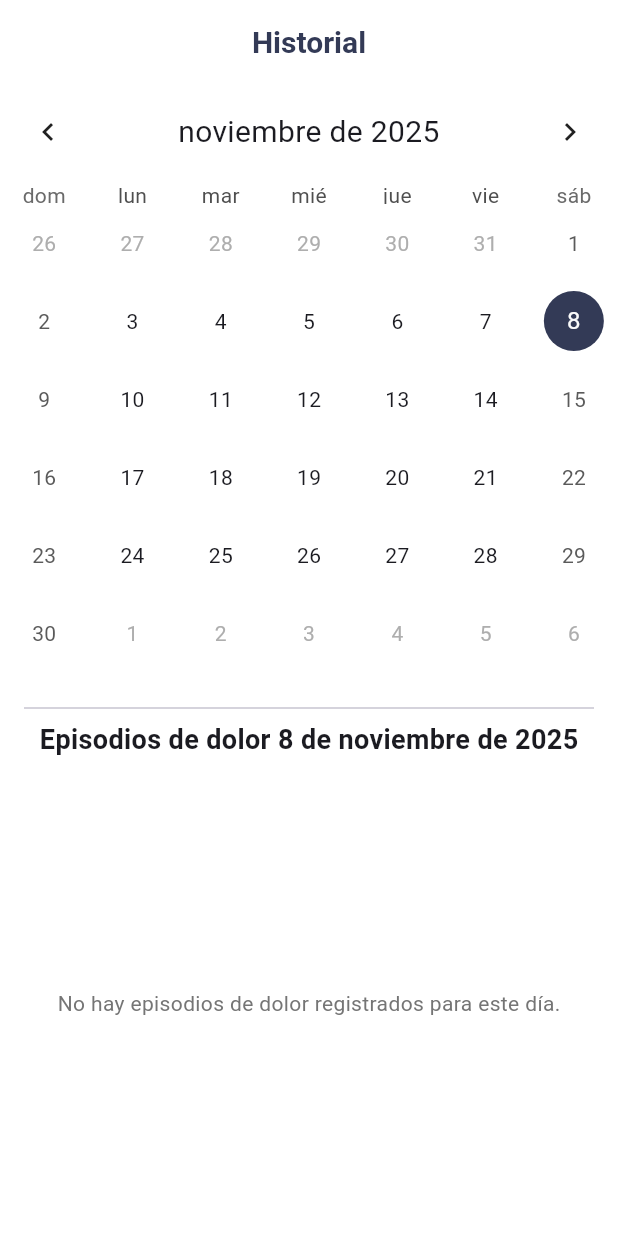
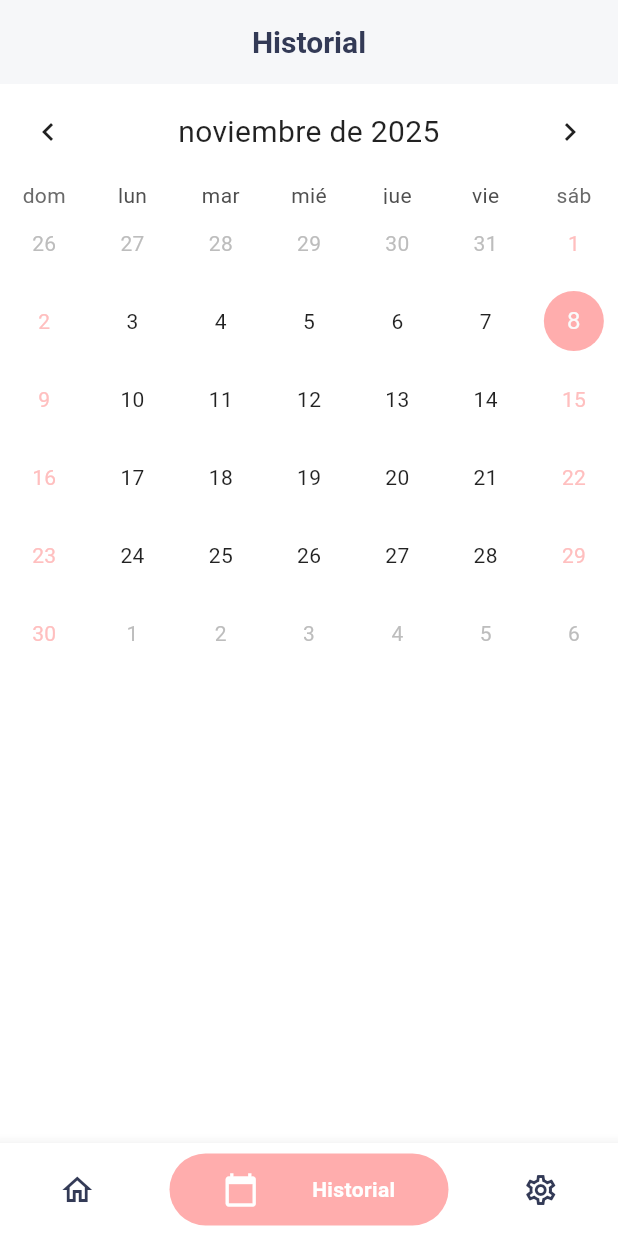
Before and after one commit to janisepulveda/auna, a Flutter app: the MainScaffold screen opened directly, item 2 of the bottom bar chosen, on a phone screen of 412 x 824 dp. Run offline on Flutter 3.47's test engine with Material 3 defaults, Android fonts, the phone set to English and light mode, and no system bars; drawn by our look-alikes of bubble_bottom_bar, table_calendar; our stand-ins replace pdf, permission_handler, shared_preferences; missing offline and left inert: flutter_reactive_ble, open_file_plus; accounts and stored records are empty.

Commit message:
arreglar barra de navegacion

```diff
--- a/auna_app/lib/history_screen.dart
+++ b/auna_app/lib/history_screen.dart
@@ -1,9 +1,9 @@
 // lib/history_screen.dart
-import 'package:flutter/material.dart';
+import 'package:flutter/material.dart'; // <-- ¡ESTA ES LA LÍNEA MÁS IMPORTANTE!
 import 'package:provider/provider.dart';
 import 'package:table_calendar/table_calendar.dart';
 import 'package:intl/intl.dart';
-import 'package:intl/date_symbol_data_local.dart'; // Necesario para inicializar 'intl'
+import 'package:intl/date_symbol_data_local.dart';
 import 'user_provider.dart';
 
 class HistoryScreen extends StatefulWidget {
@@ -16,21 +16,25 @@ class HistoryScreen extends StatefulWidget {
 class _HistoryScreenState extends State<HistoryScreen> {
   DateTime _focusedDay = DateTime.now();
   DateTime? _selectedDay;
-  List<CrisisModel> _selectedDayCrises = []; // Lista para guardar las crisis del día
+  List<CrisisModel> _selectedDayCrises = [];
+
+  // --- Tu color Rosado de Flor de Loto ---
+  final Color lotusPink = const Color(0xFFFFADAD);
 
   @override
   void initState() {
     super.initState();
     _selectedDay = _focusedDay;
     initializeDateFormatting('es_CL', null);
-    // Cargamos las crisis del día actual al iniciar
     WidgetsBinding.instance.addPostFrameCallback((_) {
+      if(mounted) { // Agregamos un chequeo de seguridad
         _updateSelectedDayCrises(_selectedDay!);
+      }
     });
   }
 
-  // Función para obtener las crisis del día seleccionado desde el Provider
   void _updateSelectedDayCrises(DateTime selectedDay) {
+    if(!mounted) return; // Chequeo de seguridad
     final userProvider = Provider.of<UserProvider>(context, listen: false);
     setState(() {
       _selectedDayCrises = userProvider.registeredCrises.where((crisis) {
@@ -39,26 +43,97 @@ class _HistoryScreenState extends State<HistoryScreen> {
     });
   }
 
-  // Qué hacer cuando se toca un día en el calendario
   void _onDaySelected(DateTime selectedDay, DateTime focusedDay) {
-    if (!isSameDay(_selectedDay, selectedDay)) {
     setState(() {
       _selectedDay = selectedDay;
       _focusedDay = focusedDay;
-        _updateSelectedDayCrises(selectedDay); // Actualiza la lista de crisis
+      _updateSelectedDayCrises(selectedDay);
+    });
+
+    Future.delayed(const Duration(milliseconds: 100), () {
+      if (mounted) { // Chequeo de seguridad
+        _showCrisisDetailSheet(selectedDay);
+      }
     });
   }
+
+  void _showCrisisDetailSheet(DateTime day) {
+    showModalBottomSheet(
+      context: context,
+      isScrollControlled: true,
+      shape: const RoundedRectangleBorder(
+        borderRadius: BorderRadius.vertical(top: Radius.circular(20)),
+      ),
+      builder: (context) {
+        return DraggableScrollableSheet(
+          expand: false,
+          initialChildSize: 0.4,
+          minChildSize: 0.3,
+          maxChildSize: 0.6,
+          builder: (BuildContext context, ScrollController scrollController) {
+            return Container(
+              padding: const EdgeInsets.all(16.0),
+              child: Column(
+                crossAxisAlignment: CrossAxisAlignment.start,
+                children: [
+                  Center(
+                    child: Container(
+                      width: 40,
+                      height: 5,
+                      decoration: BoxDecoration(
+                        color: Colors.grey[300],
+                        borderRadius: BorderRadius.circular(10),
+                      ),
+                    ),
+                  ),
+                  const SizedBox(height: 16),
+                  Text(
+                    "Episodios del ${DateFormat.yMMMMd('es_CL').format(day)}",
+                    style: const TextStyle(
+                      fontSize: 18,
+                      fontWeight: FontWeight.bold,
+                      color: Colors.black87,
+                    ),
+                  ),
+                  const Divider(color: Colors.black26),
+                  const SizedBox(height: 8),
+
+                  Expanded(
+                    child: _selectedDayCrises.isEmpty
+                        ? const Center(
+                            child: Text('No hay episodios registrados para este día.'),
+                          )
+                        : ListView.builder(
+                            controller: scrollController,
+                            itemCount: _selectedDayCrises.length,
+                            itemBuilder: (context, index) {
+                              final crisis = _selectedDayCrises[index];
+                              return _buildCrisisListItem(crisis);
+                            },
+                          ),
+                  ),
+                ],
+              ),
+            );
+          },
+        );
+      },
+    );
   }
+
 
   @override
   Widget build(BuildContext context) {
     return Scaffold(
+      backgroundColor: Colors.white,
       appBar: AppBar(
         title: const Text('Historial'),
+        backgroundColor: Colors.white,
+        elevation: 1,
+        foregroundColor: Colors.black,
       ),
       body: Column(
         children: [
-          // --- CALENDARIO ---
           TableCalendar(
             locale: 'es_CL',
             firstDay: DateTime.utc(2020, 1, 1),
@@ -67,65 +142,38 @@ class _HistoryScreenState extends State<HistoryScreen> {
             calendarFormat: CalendarFormat.month,
             selectedDayPredicate: (day) => isSameDay(_selectedDay, day),
             onDaySelected: _onDaySelected,
-            // Marcador de eventos (puntitos en los días con crisis)
             eventLoader: (day) {
-               // Necesitamos leer el provider aquí para los marcadores
+              // No es necesario leer el provider aquí si no lo usamos para 'builder'
+              // Lo leeremos dentro del _onDaySelected
               final userProvider = Provider.of<UserProvider>(context, listen: false);
-              return userProvider.registeredCrises.where((c) => isSameDay(c.date, day)).toList();
+              return userProvider.registeredCrises
+                  .where((c) => isSameDay(c.date, day))
+                  .toList();
             },
             headerStyle: const HeaderStyle(
               titleCentered: true,
               formatButtonVisible: false,
-              titleTextStyle: TextStyle(fontSize: 20.0),
+              titleTextStyle: TextStyle(fontSize: 20.0, color: Colors.black87),
+              leftChevronIcon: Icon(Icons.chevron_left, color: Colors.black87),
+              rightChevronIcon: Icon(Icons.chevron_right, color: Colors.black87),
             ),
             calendarStyle: CalendarStyle(
+              defaultTextStyle: const TextStyle(color: Colors.black87),
+              weekendTextStyle: TextStyle(color: lotusPink.withAlpha(200)),
+              outsideTextStyle: TextStyle(color: Colors.grey[400]),
               todayDecoration: BoxDecoration(
-                color: Theme.of(context).colorScheme.secondary.withOpacity(0.5),
+                color: Theme.of(context).colorScheme.secondary,
                 shape: BoxShape.circle,
               ),
               selectedDecoration: BoxDecoration(
-                color: Theme.of(context).colorScheme.primary,
+                color: lotusPink, // Día seleccionado en rosado
                 shape: BoxShape.circle,
               ),
-              markerDecoration: BoxDecoration( // Estilo de los puntitos
-                color: Theme.of(context).colorScheme.primary.withOpacity(0.7),
+              markerDecoration: BoxDecoration(
+                color: lotusPink.withAlpha(200), // Marcador de crisis en rosado
                 shape: BoxShape.circle,
               ),
-               markersMaxCount: 1, // Muestra solo un punto aunque haya varias crisis
-            ),
-          ),
-          // --- FIN DEL CALENDARIO ---
-
-          const SizedBox(height: 16),
-          const Divider(indent: 16, endIndent: 16),
-
-          // --- LISTA DE CRISIS DEL DÍA SELECCIONADO ---
-          Padding(
-            padding: const EdgeInsets.symmetric(horizontal: 16.0),
-            child: Text( // Mostramos la fecha seleccionada como título
-              "Episodios de dolor ${DateFormat.yMMMMd('es_CL').format(_selectedDay ?? DateTime.now())}",
-              style: const TextStyle(fontSize: 18, fontWeight: FontWeight.bold),
-            ),
-          ),
-          const SizedBox(height: 8),
-          Expanded(
-            child: _selectedDayCrises.isEmpty
-                // Mensaje si no hay crisis
-                ? Center(
-                    child: Text(
-                      'No hay episodios de dolor registrados para este día.',
-                      style: TextStyle(color: Colors.grey[600]),
-                    ),
-                  )
-                // Lista si hay crisis
-                : ListView.builder(
-                    padding: const EdgeInsets.symmetric(horizontal: 16.0),
-                    itemCount: _selectedDayCrises.length,
-                    itemBuilder: (context, index) {
-                      final crisis = _selectedDayCrises[index];
-                      // Usamos el widget que ya teníamos para mostrar cada crisis
-                      return _buildCrisisListItem(crisis);
-                    },
+              markersMaxCount: 1,
             ),
           ),
         ],
@@ -133,35 +181,44 @@ class _HistoryScreenState extends State<HistoryScreen> {
     );
   }
 
-   // Widget para mostrar cada item de la lista de crisis (lo copiamos de la versión anterior)
   Widget _buildCrisisListItem(CrisisModel crisis) {
     return Card(
       margin: const EdgeInsets.symmetric(vertical: 8),
+      elevation: 2,
       child: Padding(
         padding: const EdgeInsets.all(16.0),
         child: Row(
           children: [
-            // Columna para la hora y duración
             Column(
               crossAxisAlignment: CrossAxisAlignment.start,
               children: [
                 Text(
-                  DateFormat.Hm().format(crisis.date), // Formato 24h
-                  style: const TextStyle(fontWeight: FontWeight.bold, fontSize: 16),
+                  DateFormat.Hm().format(crisis.date),
+                  style: const TextStyle(
+                    fontWeight: FontWeight.bold,
+                    fontSize: 16,
+                    color: Colors.black87,
+                  ),
                 ),
                 const SizedBox(height: 4),
-                Text('${crisis.duration} segundos'),
+                Text(
+                  '${crisis.duration} min',
+                  style: const TextStyle(color: Colors.black54),
+                ),
               ],
             ),
             const Spacer(),
-            // Columna para la barra de intensidad y el número
             Row(
               children: [
                 _buildIntensityBar(crisis.intensity),
                 const SizedBox(width: 16),
                 Text(
                   crisis.intensity.toInt().toString(),
-                  style: const TextStyle(fontSize: 20, fontWeight: FontWeight.bold),
+                  style: const TextStyle(
+                    fontSize: 20,
+                    fontWeight: FontWeight.bold,
+                    color: Colors.black87,
+                  ),
                 ),
               ],
             )
@@ -171,7 +228,6 @@ class _HistoryScreenState extends State<HistoryScreen> {
     );
   }
 
-  // Widget para la barra de intensidad visual (lo copiamos de la versión anterior)
   Widget _buildIntensityBar(double intensity) {
     return Row(
       children: List.generate(10, (index) {
@@ -181,8 +237,8 @@ class _HistoryScreenState extends State<HistoryScreen> {
           margin: const EdgeInsets.symmetric(horizontal: 1),
           decoration: BoxDecoration(
             color: index < intensity
-                ? Theme.of(context).colorScheme.primary // Usamos el color primario del tema
-                : Colors.grey.shade300, // Color para las barras vacías
+                ? lotusPink // Barra de intensidad en rosado
+                : Colors.grey.shade300,
             borderRadius: BorderRadius.circular(2),
           ),
         );
--- a/auna_app/lib/main_scaffold.dart
+++ b/auna_app/lib/main_scaffold.dart
@@ -1,6 +1,6 @@
 // lib/main_scaffold.dart
 import 'package:flutter/material.dart';
-import 'dart:ui'; // <-- 1. IMPORTA ESTO para el ImageFilter
+import 'package:bubble_bottom_bar/bubble_bottom_bar.dart'; // <-- 1. Importa el paquete correcto
 import 'home_screen.dart';
 import 'history_screen.dart';
 import 'settings_screen.dart';
@@ -21,57 +21,76 @@ class _MainScaffoldState extends State<MainScaffold> {
     SettingsScreen(),
   ];
 
-  void _onItemTapped(int index) {
-    setState(() {
-      _selectedIndex = index;
-    });
-  }
+  // Tu color rosado
+  final Color customSelectedColor = const Color(0xFFFFADAD);
+  // Color para íconos no seleccionados (el azul oscuro de tu tema)
+  final Color customIconColor = const Color(0xFF333A56);
 
   @override
   Widget build(BuildContext context) {
     return Scaffold(
-      // Permite que el body (tu jardín) se dibuje detrás de la barra
-      extendBody: true,
-
+      // IMPORTANTE: Quitamos 'extendBody: true'
+      // Esta barra necesita un fondo sólido
       body: Center(
         child: _widgetOptions.elementAt(_selectedIndex),
       ),
 
-      bottomNavigationBar: ClipRect( // Corta el efecto de desenfoque
-        child: BackdropFilter( // Aplica el desenfoque
-          filter: ImageFilter.blur(sigmaX: 15, sigmaY: 15),
-          child: BottomNavigationBar(
-            backgroundColor: Colors.white.withOpacity(0.1), // Tinte translúcido
-            elevation: 0, // Sin sombra
+      // --- REEMPLAZAMOS EL BOTTOMNAVIGATIONBAR ---
+      bottomNavigationBar: BubbleBottomBar(
+        backgroundColor: Colors.white, // Fondo blanco sólido
+        elevation: 8, // Sombra para que "flote"
+        opacity: 1, // Sin transparencias
 
-            // Tus items (sin cambios)
-            items: const <BottomNavigationBarItem>[
-              BottomNavigationBarItem(
-                icon: Icon(Icons.home_outlined),
-                activeIcon: Icon(Icons.home),
-                label: 'Inicio',
-              ),
-              BottomNavigationBarItem(
-                icon: Icon(Icons.calendar_today_outlined),
-                activeIcon: Icon(Icons.calendar_today),
-                label: 'Historial',
-              ),
-              BottomNavigationBarItem(
-                icon: Icon(Icons.settings_outlined),
-                activeIcon: Icon(Icons.settings),
-                label: 'Configuración',
-              ),
-            ],
-            currentIndex: _selectedIndex,
+        currentIndex: _selectedIndex,
+        onTap: (index) {
+          if (index != null) { // El paquete puede devolver null
+            setState(() {
+              _selectedIndex = index;
+            });
+          }
+        },
 
-            // Ajustamos colores para que se lean bien sobre el fondo
-            selectedItemColor: Colors.white,
-            unselectedItemColor: Colors.white70,
-
-            onTap: _onItemTapped,
+        // --- Definición de las pestañas (Items) ---
+        items: <BubbleBottomBarItem>[
+          BubbleBottomBarItem(
+            backgroundColor: customSelectedColor, // El color de la "burbuja"
+            icon: Icon(
+              Icons.home_outlined,
+              color: customIconColor, // Color del ícono inactivo
+            ),
+            activeIcon: const Icon(
+              Icons.home,
+              color: Colors.white, // Color del ícono activo (dentro de la burbuja)
+            ),
+            title: const Text('Inicio', style: TextStyle(color: Colors.white)),
           ),
-        ),
+          BubbleBottomBarItem(
+            backgroundColor: customSelectedColor,
+            icon: Icon(
+              Icons.calendar_today_outlined,
+              color: customIconColor,
+            ),
+            activeIcon: const Icon(
+              Icons.calendar_today,
+              color: Colors.white,
+            ),
+            title: const Text('Historial', style: TextStyle(color: Colors.white)),
+          ),
+          BubbleBottomBarItem(
+            backgroundColor: customSelectedColor,
+            icon: Icon(
+              Icons.settings_outlined,
+              color: customIconColor,
+            ),
+            activeIcon: const Icon(
+              Icons.settings,
+              color: Colors.white,
+            ),
+            title: const Text('Configuración', style: TextStyle(color: Colors.white)),
+          ),
+        ],
       ),
+      // --- FIN DEL REEMPLAZO ---
     );
   }
 }
--- a/auna_app/pubspec.yaml
+++ b/auna_app/pubspec.yaml
@@ -37,6 +37,7 @@ dependencies:
   pdf: ^3.10.8
   path_provider: ^2.1.3
   open_file_plus: ^3.4.1
+  bubble_bottom_bar: ^2.0.0
 
   # The following adds the Cupertino Icons font to your application.
   # Use with the CupertinoIcons class for iOS style icons.
```
Also changed, not shown: auna_app/lib/login_screen.dart (+106 -84 lines), auna_app/pubspec.lock, 1 other file. Lines whose indentation alone changed are shown as unchanged.
